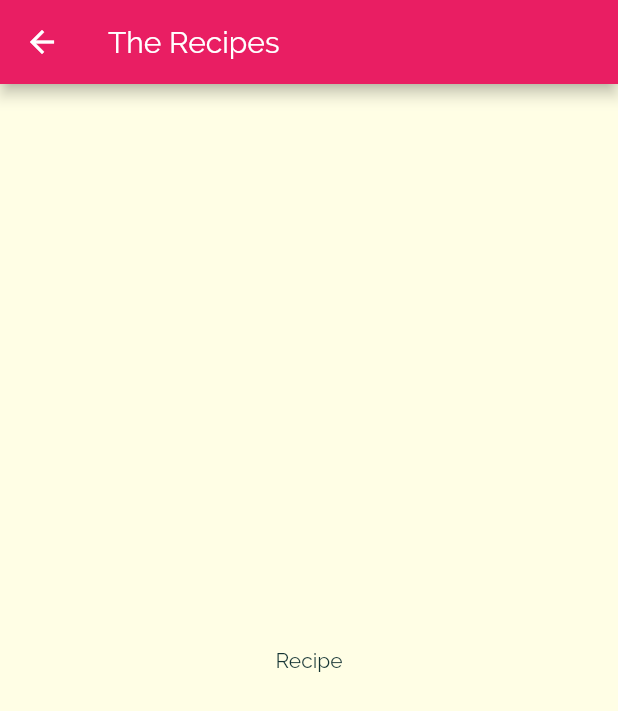
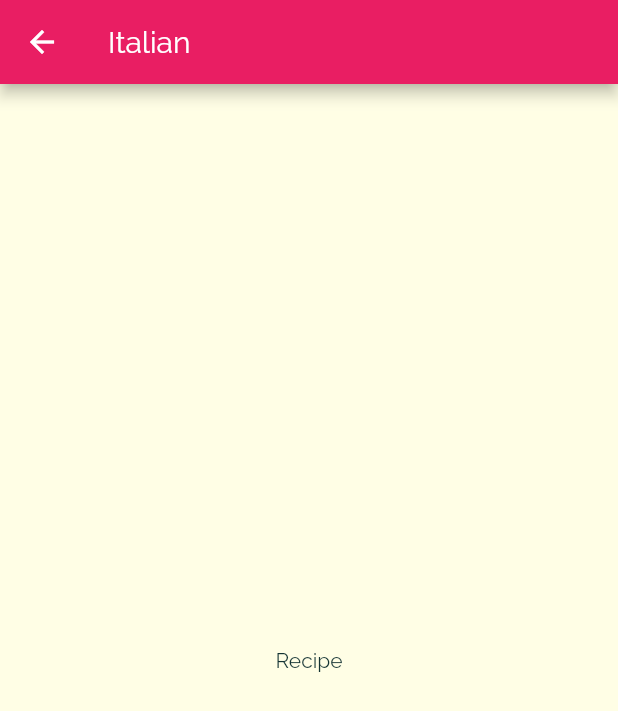
Before and after one commit to simran1901/DeliMeals, a Flutter app: the screen it shows after launch, after a tap on "Italian", on a phone screen of 412 x 824 dp. Shown: the top 711 px of the screen. Run offline on Flutter 3.47's test engine with Material 2 defaults, Android fonts, the phone set to English and light mode, and no system bars.

Commit message:
passing data via constructors

```diff
--- a/lib/categories_screen.dart
+++ b/lib/categories_screen.dart
@@ -15,9 +15,10 @@ class CategoriesScreen extends StatelessWidget {
         children: DUMMY_CATEGORIES
             .map(
               (catData) => CategoryItem(
-                    catData.title,
-                    catData.color,
-                  ),
+                catData.id,
+                catData.title,
+                catData.color,
+              ),
             )
             .toList(),
         gridDelegate: SliverGridDelegateWithMaxCrossAxisExtent(
--- a/lib/category_item.dart
+++ b/lib/category_item.dart
@@ -2,16 +2,17 @@ import 'package:flutter/material.dart';
 import './category_meals_screen.dart';
 
 class CategoryItem extends StatelessWidget {
+  final String id;
   final String title;
   final Color color;
 
-  CategoryItem(this.title, this.color);
+  CategoryItem(this.id, this.title, this.color);
 
   void selectCategory(BuildContext ctx) {
     Navigator.of(ctx).push(
       MaterialPageRoute(
         builder: (_) {
-          return CategoryMealsScreen();
+          return CategoryMealsScreen(id, title);
         },
       ),
     );
--- a/lib/category_meals_screen.dart
+++ b/lib/category_meals_screen.dart
@@ -1,16 +1,23 @@
 import 'package:flutter/material.dart';
 
 class CategoryMealsScreen extends StatelessWidget {
+  final String categoryId;
+  final String categoryTitle;
+
+  CategoryMealsScreen(this.categoryId, this.categoryTitle);
+
   @override
   Widget build(BuildContext context) {
     return Scaffold(
       appBar: AppBar(
         title: Text(
-          'The Recipes',
+          categoryTitle,
         ),
       ),
       body: Center(
-        child: Text('Recipe'),
+        child: Text(
+          'Recipe',
+        ),
       ),
     );
   }
```
